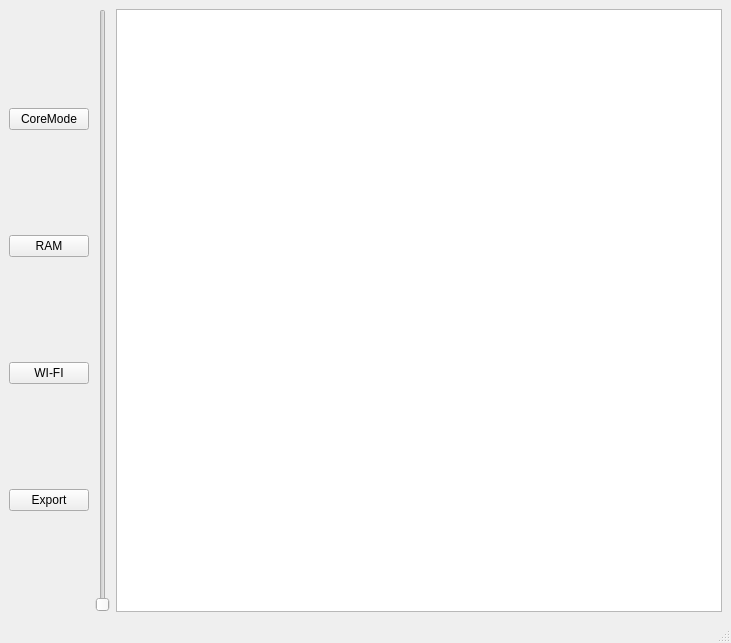
Above: Try1ForGraphics/graphicswindow.ui from Daniil-Kolodich/BSTU_SEM_4_Project_Task_Manadger before the change. Below: the same form after it.
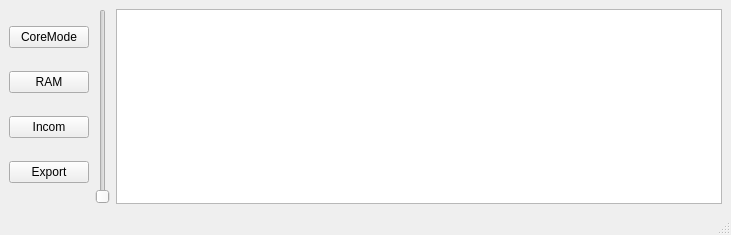
That is the form after the change.

Diff of the .ui file:
```diff
--- a/Try1ForGraphics/graphicswindow.ui
+++ b/Try1ForGraphics/graphicswindow.ui
@@ -7,7 +7,7 @@
     <x>0</x>
     <y>0</y>
     <width>731</width>
-    <height>643</height>
+    <height>235</height>
    </rect>
   </property>
   <property name="sizePolicy">
@@ -42,7 +42,7 @@
         <item>
          <widget class="QPushButton" name="pushButton_3">
           <property name="text">
-           <string>WI-FI</string>
+           <string>Incom</string>
           </property>
          </widget>
         </item>
@@ -80,7 +80,7 @@
         <property name="minimumSize">
          <size>
           <width>600</width>
-          <height>600</height>
+          <height>100</height>
          </size>
         </property>
         <property name="maximumSize">
```
